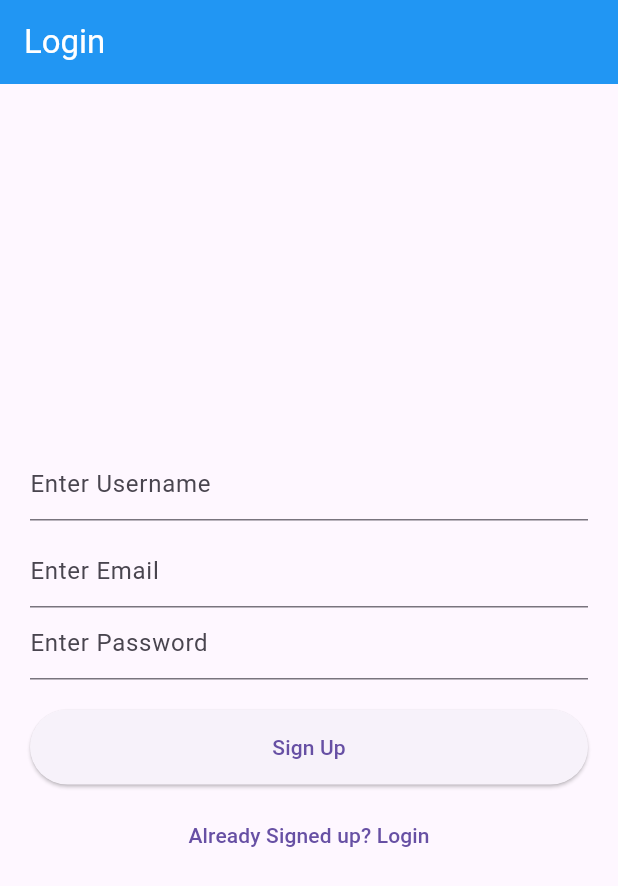
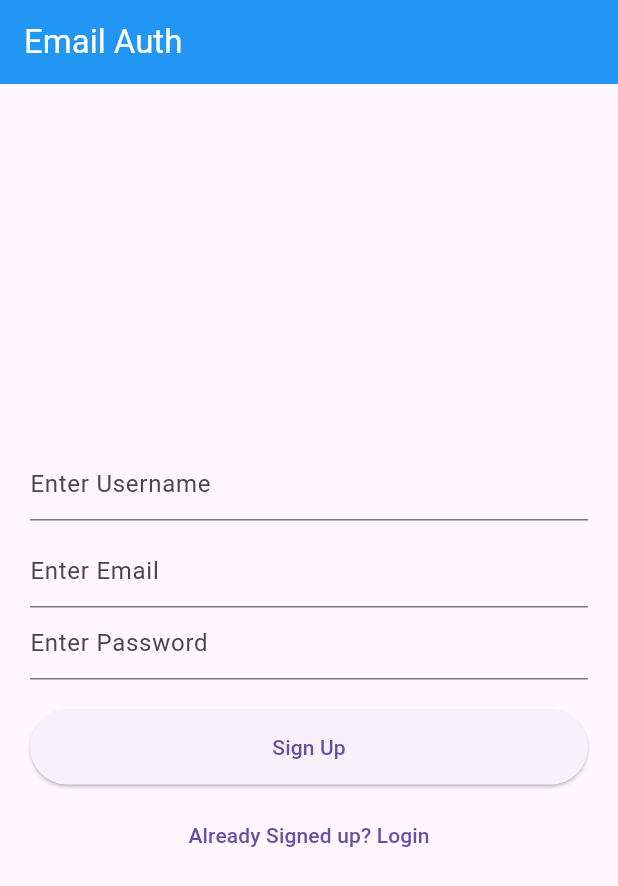
Before and after one commit to Priyanshg0211/CRUD-Operation, a Flutter app: the screen it shows after launch, on a phone screen of 412 x 824 dp. Shown: the top 886 px of the screen. Run offline on Flutter 3.47's test engine with Material 3 defaults, Android fonts, the phone set to English and light mode, and no system bars; our stand-ins replace firebase_auth, firebase_core; accounts and stored records are empty.

Commit message:
fix some bug

```diff
--- a/lib/Screens/LoginScreen.dart
+++ b/lib/Screens/LoginScreen.dart
@@ -20,7 +20,7 @@ class _LoginpageState extends State<Loginpage> {
     return Scaffold(
       appBar: AppBar(
         title: Text(
-          'Login',
+          'Email Auth',
           style: TextStyle(color: Colors.white),
         ),
         backgroundColor: Colors.blue,
```
